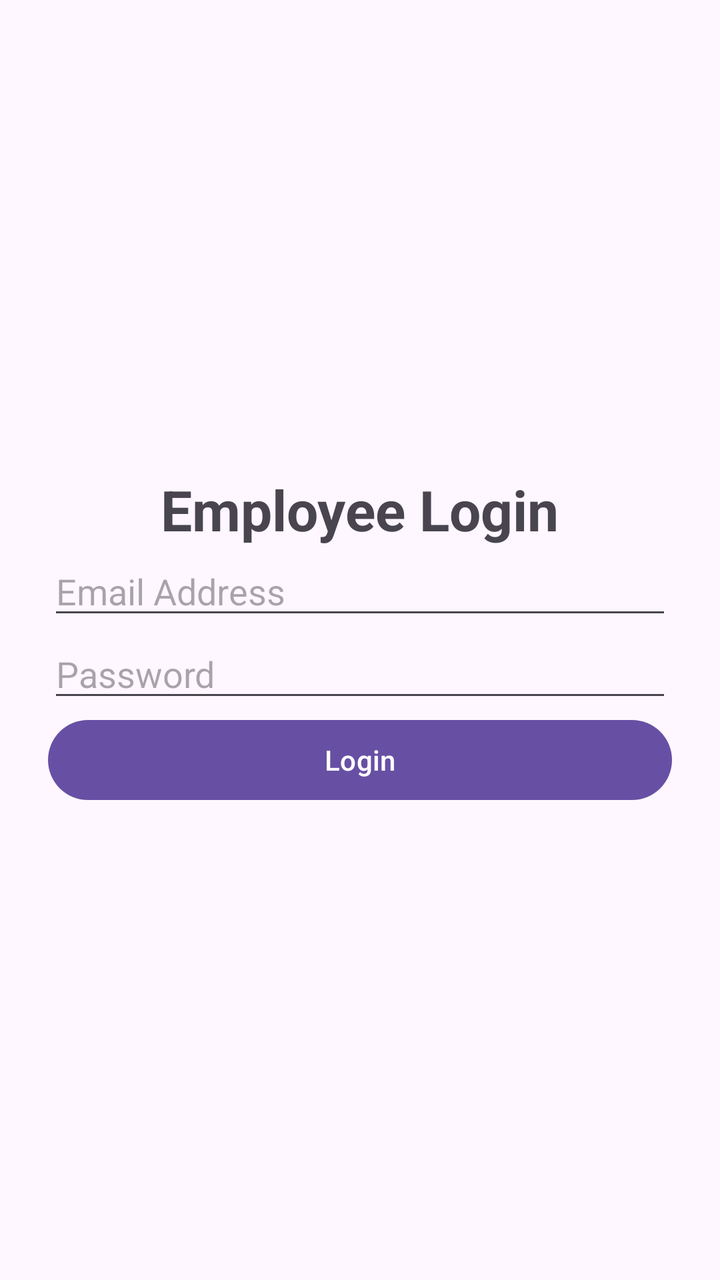
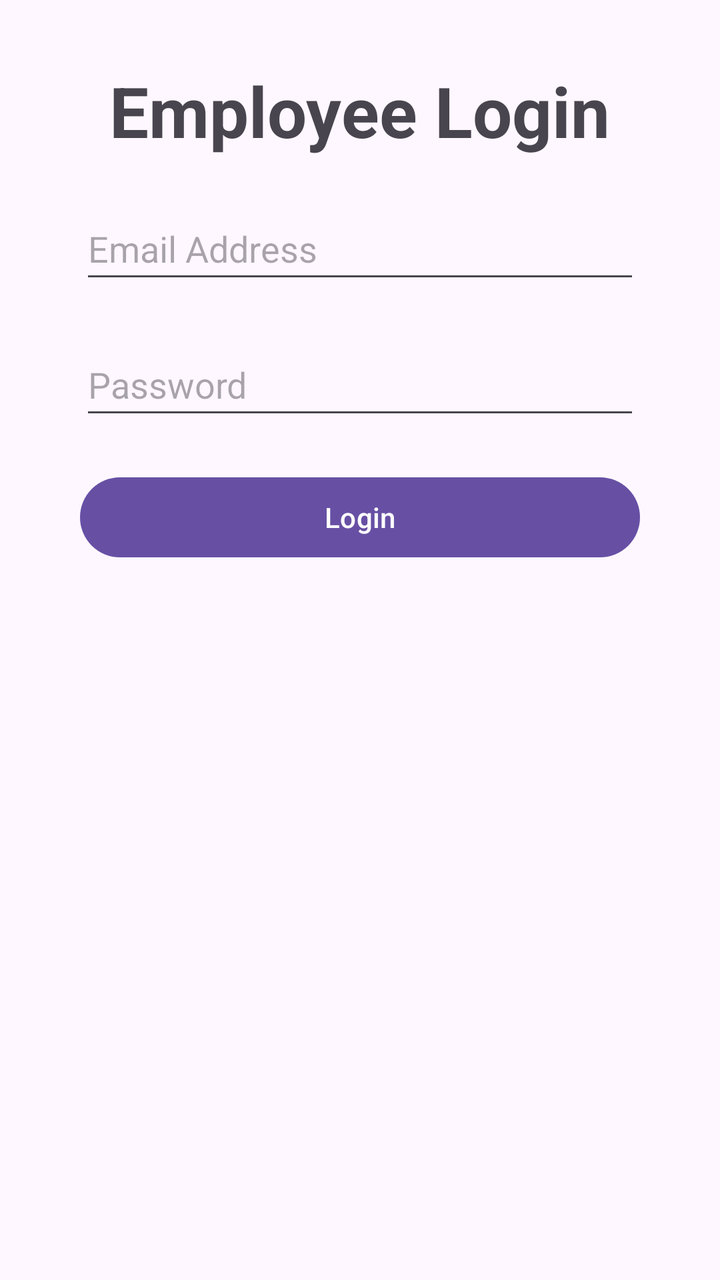

Before-and-after screenshots of an Android layout around one commit, followed by the original layout XML and the change that was made.
<!-- AndroidManifest.xml: application theme Theme.Comp2000Assesment1 -->
<!-- res/layout/activity_login.xml -->
<?xml version = "1.0" encoding = "utf-8"?>
<LinearLayout xmlns:android = "http://schemas.android.com/apk/res/android"
    android:layout_width="match_parent"
    android:layout_height="match_parent"
    android:orientation="vertical"
    android:gravity="center"
    android:padding="24dp">

    <TextView
        android:id="@+id/txtTitle"
        android:layout_width="wrap_content"
        android:layout_height="wrap_content"
        android:text="@string/employee_login"
        android:textSize="28sp"
        android:textStyle="bold"/>

    <EditText
        android:id="@+id/etEmail"
        android:layout_width="match_parent"
        android:layout_height="wrap_content"
        android:autofillHints=""
        android:hint="@string/email_address"
        android:inputType="textEmailAddress"/>

    <EditText
        android:id="@+id/etPassword"
        android:layout_width="match_parent"
        android:layout_height="wrap_content"
        android:autofillHints=""
        android:hint="@string/password"
        android:inputType="textPassword"/>

    <Button
        android:id="@+id/btnLogin"
        android:layout_width="match_parent"
        android:layout_height="wrap_content"
        android:text="@string/login"/>

</LinearLayout>
<!-- resources referenced by this layout -->
<resources>
  <string name="email_address">Email Address</string>
  <string name="employee_login">Employee Login</string>
  <string name="login">Login</string>
  <string name="password">Password</string>
  <style name="Theme.Comp2000Assesment1" parent="Base.Theme.Comp2000Assesment1" />
  <style name="Base.Theme.Comp2000Assesment1" parent="Theme.Material3.DayNight.NoActionBar">
          
          
      </style>
</resources>

<!-- the commit's change to res/layout/activity_login.xml (unified diff, before → after) -->
@@ -1,39 +1,47 @@
 <?xml version = "1.0" encoding = "utf-8"?>
 <LinearLayout xmlns:android = "http://schemas.android.com/apk/res/android"
+    android:id="@+id/main"
     android:layout_width="match_parent"
     android:layout_height="match_parent"
     android:orientation="vertical"
-    android:gravity="center"
-    android:padding="24dp">
+    android:gravity="top"
+    android:padding="32dp">
 
     <TextView
         android:id="@+id/txtTitle"
         android:layout_width="wrap_content"
         android:layout_height="wrap_content"
+        android:layout_gravity="center"
         android:text="@string/employee_login"
-        android:textSize="28sp"
-        android:textStyle="bold"/>
+        android:textSize="35sp"
+        android:textStyle="bold"
+        android:layout_marginBottom="20dp"/>
 
     <EditText
         android:id="@+id/etEmail"
-        android:layout_width="match_parent"
-        android:layout_height="wrap_content"
+        android:layout_width="280dp"
+        android:layout_height="48dp"
+        android:layout_gravity="center"
         android:autofillHints=""
         android:hint="@string/email_address"
-        android:inputType="textEmailAddress"/>
+        android:inputType="textEmailAddress"
+        android:layout_marginBottom="20dp"/>
 
     <EditText
         android:id="@+id/etPassword"
-        android:layout_width="match_parent"
-        android:layout_height="wrap_content"
+        android:layout_width="280dp"
+        android:layout_height="48dp"
+        android:layout_gravity="center"
         android:autofillHints=""
         android:hint="@string/password"
-        android:inputType="textPassword"/>
+        android:inputType="textPassword"
+        android:layout_marginBottom="20dp"/>
 
     <Button
         android:id="@+id/btnLogin"
-        android:layout_width="match_parent"
+        android:layout_width="280dp"
         android:layout_height="wrap_content"
+        android:layout_gravity="center"
         android:text="@string/login"/>
 
 </LinearLayout>
